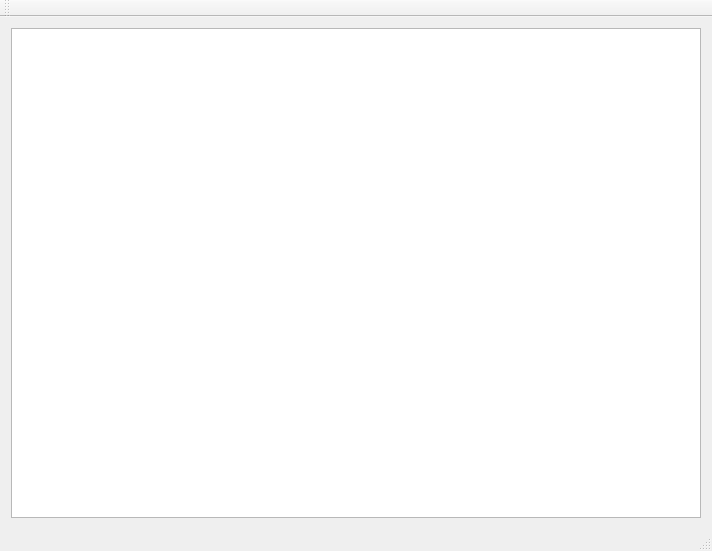
jeyboy/sniffer, file mainwindow.ui: the form before one commit.
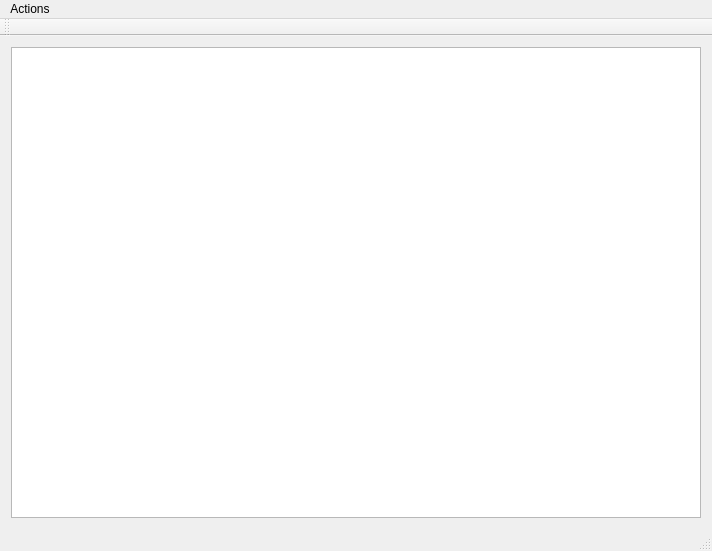
The form after the commit.

```diff
--- a/mainwindow.ui
+++ b/mainwindow.ui
@@ -16,7 +16,7 @@
   <widget class="QWidget" name="centralWidget">
    <layout class="QVBoxLayout" name="verticalLayout">
     <item>
-     <widget class="QPlainTextEdit" name="log"/>
+     <widget class="QTableWidget" name="table"/>
     </item>
    </layout>
   </widget>
@@ -29,6 +29,14 @@
      <height>21</height>
     </rect>
    </property>
+   <widget class="QMenu" name="menuActions">
+    <property name="title">
+     <string>Actions</string>
+    </property>
+    <addaction name="actionStart"/>
+    <addaction name="actionStop"/>
+   </widget>
+   <addaction name="menuActions"/>
   </widget>
   <widget class="QToolBar" name="mainToolBar">
    <attribute name="toolBarArea">
```
Left out of the diff: 10 changed lines with no effect on the pictures.
